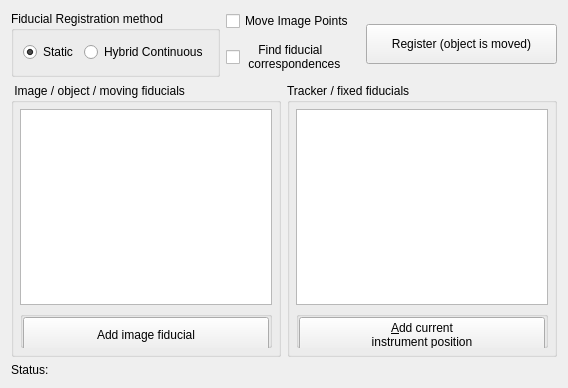
Before: the Qt Designer form Modules/IGTUI/Qmitk/QmitkFiducialRegistrationWidget.ui in MITK/MITK, drawn with Qt 5.
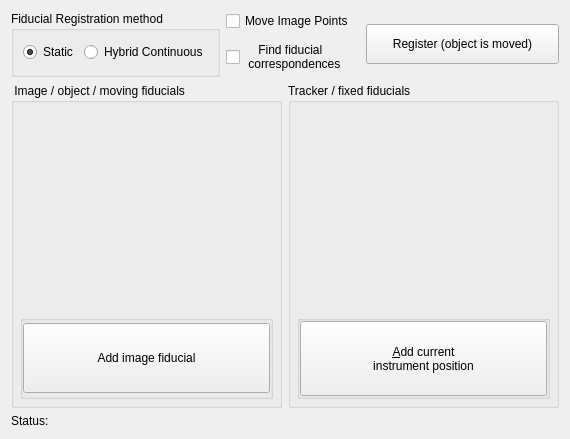
After: the same form once the commit is applied. Custom widgets are drawn as their Qt base class.

Commit message: Fixed button not visible issue. In View Tracking Lab -> Tab Initial Registration -> Fiducial registration Widget ->add current instrument button size fixed to make it visible fully

```diff
--- a/Modules/IGTUI/Qmitk/QmitkFiducialRegistrationWidget.ui
+++ b/Modules/IGTUI/Qmitk/QmitkFiducialRegistrationWidget.ui
@@ -6,8 +6,8 @@
    <rect>
     <x>0</x>
     <y>0</y>
-    <width>568</width>
-    <height>388</height>
+    <width>570</width>
+    <height>439</height>
    </rect>
   </property>
   <property name="sizePolicy">
@@ -101,13 +101,19 @@
          <number>6</number>
         </property>
         <item>
-         <widget class="QmitkPointListWidget" name="m_RegistrationImagePoints">
+         <widget class="QmitkPointListWidget" name="m_RegistrationImagePoints" native="true">
           <property name="sizePolicy">
            <sizepolicy hsizetype="Expanding" vsizetype="Expanding">
             <horstretch>0</horstretch>
             <verstretch>0</verstretch>
            </sizepolicy>
           </property>
+          <property name="maximumSize">
+           <size>
+            <width>16777215</width>
+            <height>200</height>
+           </size>
+          </property>
          </widget>
         </item>
         <item>
@@ -127,7 +133,7 @@
           <property name="maximumSize">
            <size>
             <width>16777215</width>
-            <height>37</height>
+            <height>170</height>
            </size>
           </property>
           <property name="title">
@@ -169,6 +175,12 @@
                <height>35</height>
               </size>
              </property>
+             <property name="maximumSize">
+              <size>
+               <width>16777215</width>
+               <height>70</height>
+              </size>
+             </property>
              <property name="text">
               <string>Add image fiducial</string>
              </property>
@@ -188,6 +200,12 @@
          <verstretch>0</verstretch>
         </sizepolicy>
        </property>
+       <property name="maximumSize">
+        <size>
+         <width>16777215</width>
+         <height>800</height>
+        </size>
+       </property>
        <property name="title">
         <string>Tracker / fixed fiducials </string>
        </property>
@@ -205,13 +223,19 @@
          <number>6</number>
         </property>
         <item>
-         <widget class="QmitkPointListWidget" name="m_RegistrationTrackingPoints">
+         <widget class="QmitkPointListWidget" name="m_RegistrationTrackingPoints" native="true">
           <property name="sizePolicy">
            <sizepolicy hsizetype="Expanding" vsizetype="Expanding">
             <horstretch>0</horstretch>
             <verstretch>0</verstretch>
            </sizepolicy>
           </property>
+          <property name="maximumSize">
+           <size>
+            <width>16777215</width>
+            <height>200</height>
+           </size>
+          </property>
          </widget>
         </item>
         <item>
@@ -231,7 +255,7 @@
           <property name="maximumSize">
            <size>
             <width>16777215</width>
-            <height>37</height>
+            <height>170</height>
            </size>
           </property>
           <property name="title">
@@ -270,7 +294,13 @@
              <property name="minimumSize">
               <size>
                <width>0</width>
-               <height>35</height>
+               <height>37</height>
+              </size>
+             </property>
+             <property name="maximumSize">
+              <size>
+               <width>16777215</width>
+               <height>170</height>
               </size>
              </property>
              <property name="text">
@@ -352,7 +382,7 @@
  <customwidgets>
   <customwidget>
    <class>QmitkPointListWidget</class>
-   <extends>QListWidget</extends>
+   <extends>QWidget</extends>
    <header>QmitkPointListWidget.h</header>
   </customwidget>
  </customwidgets>
```
Left out of the diff: 1 changed line with no effect on the pictures.
